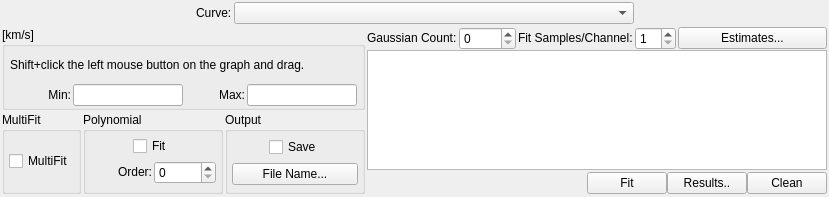
Before: the Qt Designer form code/display/QtPlotter/SpecFitSettingsWidgetRadio.ui in radio-astro/casa, drawn with Qt 5.
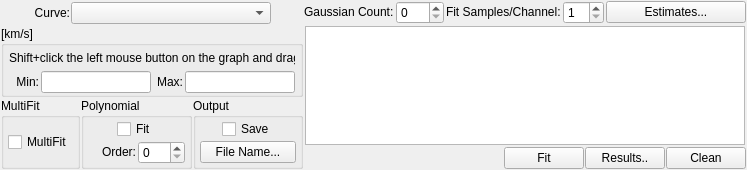
After: the same form once the commit is applied.

Commit message: New Development: No             JIRA Issue: CAS-6492         Ready for Test: Yes      Interface Changes: No What Interface Changed: Please list interface changes          Test Programs: List test programs   Put in Release Notes: No              Module(s): Viewer/Profiler            Description: MAC has layout problem for spectral line fitting.

What changed in the file:
```diff
--- a/code/display/QtPlotter/SpecFitSettingsWidgetRadio.ui
+++ b/code/display/QtPlotter/SpecFitSettingsWidgetRadio.ui
@@ -6,8 +6,8 @@
    <rect>
     <x>0</x>
     <y>0</y>
-    <width>829</width>
-    <height>197</height>
+    <width>747</width>
+    <height>170</height>
    </rect>
   </property>
   <property name="sizePolicy">
@@ -22,35 +22,43 @@
     <height>0</height>
    </size>
   </property>
+  <property name="maximumSize">
+   <size>
+    <width>16777215</width>
+    <height>180</height>
+   </size>
+  </property>
   <property name="windowTitle">
    <string>SpecFitSettingsWidgetRadio</string>
   </property>
-  <layout class="QVBoxLayout" name="verticalLayout_6">
+  <layout class="QHBoxLayout" name="horizontalLayout_5">
    <property name="spacing">
     <number>1</number>
    </property>
-   <property name="leftMargin">
-    <number>2</number>
+   <property name="margin">
+    <number>1</number>
    </property>
-   <property name="topMargin">
-    <number>0</number>
-   </property>
-   <property name="rightMargin">
-    <number>2</number>
-   </property>
-   <property name="bottomMargin">
-    <number>0</number>
+   <item>
+    <layout class="QVBoxLayout" name="verticalLayout_2">
+     <property name="spacing">
+      <number>1</number>
    </property>
    <item>
     <layout class="QHBoxLayout" name="horizontalLayout_9">
+       <property name="spacing">
+        <number>1</number>
+       </property>
+       <property name="margin">
+        <number>1</number>
+       </property>
      <item>
-      <spacer name="horizontalSpacer_7">
+        <spacer name="horizontalSpacer_6">
        <property name="orientation">
         <enum>Qt::Horizontal</enum>
        </property>
        <property name="sizeHint" stdset="0">
         <size>
-         <width>40</width>
+           <width>2</width>
          <height>20</height>
         </size>
        </property>
@@ -61,19 +69,22 @@
        <property name="text">
         <string>&lt;font color='black'&gt;Curve:&lt;/font&gt;</string>
        </property>
+         <property name="alignment">
+          <set>Qt::AlignRight|Qt::AlignTrailing|Qt::AlignVCenter</set>
+         </property>
       </widget>
      </item>
      <item>
       <widget class="QComboBox" name="curveComboBox">
        <property name="sizePolicy">
-        <sizepolicy hsizetype="MinimumExpanding" vsizetype="Fixed">
+          <sizepolicy hsizetype="Preferred" vsizetype="Fixed">
          <horstretch>0</horstretch>
          <verstretch>0</verstretch>
         </sizepolicy>
        </property>
        <property name="minimumSize">
         <size>
-         <width>400</width>
+           <width>200</width>
          <height>0</height>
         </size>
        </property>
@@ -86,7 +97,7 @@
        </property>
        <property name="sizeHint" stdset="0">
         <size>
-         <width>40</width>
+           <width>2</width>
          <height>20</height>
         </size>
        </property>
@@ -94,13 +105,6 @@
      </item>
     </layout>
    </item>
-   <item>
-    <layout class="QHBoxLayout" name="horizontalLayout_11">
-     <item>
-      <layout class="QVBoxLayout" name="verticalLayout_2">
-       <property name="spacing">
-        <number>2</number>
-       </property>
        <item>
         <widget class="QGroupBox" name="rangeGroupBox">
          <property name="minimumSize">
@@ -246,6 +250,9 @@
        </item>
        <item>
         <layout class="QHBoxLayout" name="horizontalLayout_3">
+       <property name="spacing">
+        <number>1</number>
+       </property>
          <item>
           <widget class="QGroupBox" name="multiFitGroupBox">
            <property name="title">
@@ -435,7 +442,7 @@
      <item>
       <layout class="QVBoxLayout" name="verticalLayout_5">
        <property name="spacing">
-        <number>0</number>
+      <number>1</number>
        </property>
        <item>
         <layout class="QHBoxLayout" name="horizontalLayout_10">
@@ -499,22 +506,30 @@
         </layout>
        </item>
        <item>
+      <layout class="QHBoxLayout" name="horizontalLayout_11">
+       <property name="spacing">
+        <number>1</number>
+       </property>
+       <property name="margin">
+        <number>1</number>
+       </property>
+       <item>
         <widget class="QTableWidget" name="estimateTable">
          <property name="sizePolicy">
-          <sizepolicy hsizetype="MinimumExpanding" vsizetype="MinimumExpanding">
+          <sizepolicy hsizetype="Preferred" vsizetype="MinimumExpanding">
            <horstretch>0</horstretch>
            <verstretch>0</verstretch>
           </sizepolicy>
          </property>
          <property name="minimumSize">
           <size>
-           <width>460</width>
+           <width>440</width>
            <height>90</height>
           </size>
          </property>
          <property name="maximumSize">
           <size>
-           <width>460</width>
+           <width>440</width>
            <height>120</height>
           </size>
          </property>
@@ -531,12 +546,24 @@
         </widget>
        </item>
        <item>
-        <layout class="QHBoxLayout" name="horizontalLayout_5">
+        <spacer name="horizontalSpacer_7">
+         <property name="orientation">
+          <enum>Qt::Horizontal</enum>
+         </property>
+         <property name="sizeHint" stdset="0">
+          <size>
+           <width>1</width>
+           <height>20</height>
+          </size>
+         </property>
+        </spacer>
+       </item>
+      </layout>
+     </item>
+     <item>
+      <layout class="QHBoxLayout" name="horizontalLayout_12">
          <property name="spacing">
-          <number>-1</number>
-         </property>
-         <property name="topMargin">
-          <number>2</number>
+        <number>1</number>
          </property>
          <item>
           <spacer name="horizontalSpacer">
@@ -583,8 +610,6 @@
             <string>Clean</string>
            </property>
           </widget>
-         </item>
-        </layout>
        </item>
       </layout>
      </item>
```
Left out of the diff: 2 changed lines with no effect on the pictures. Lines whose indentation alone changed are shown as unchanged. The commit also changes 4 other files.
